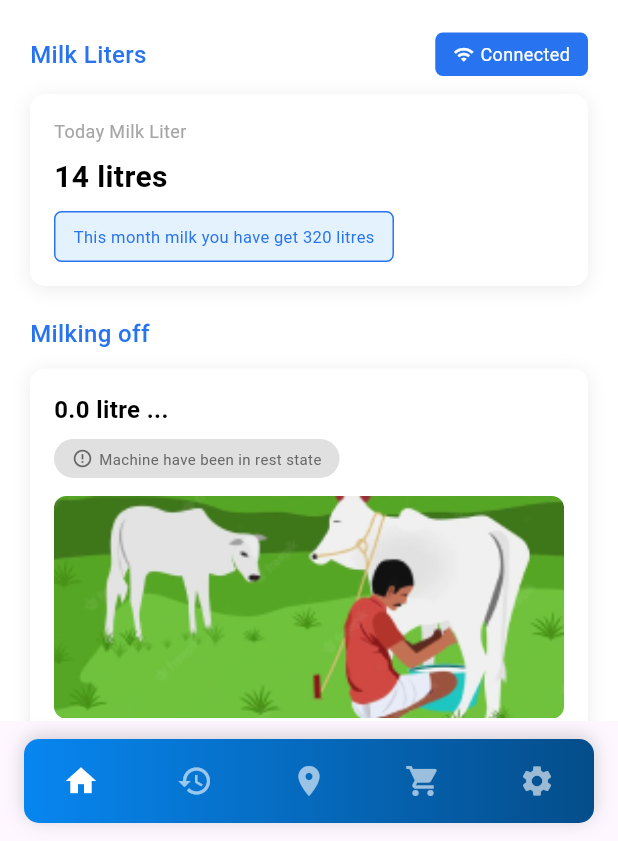
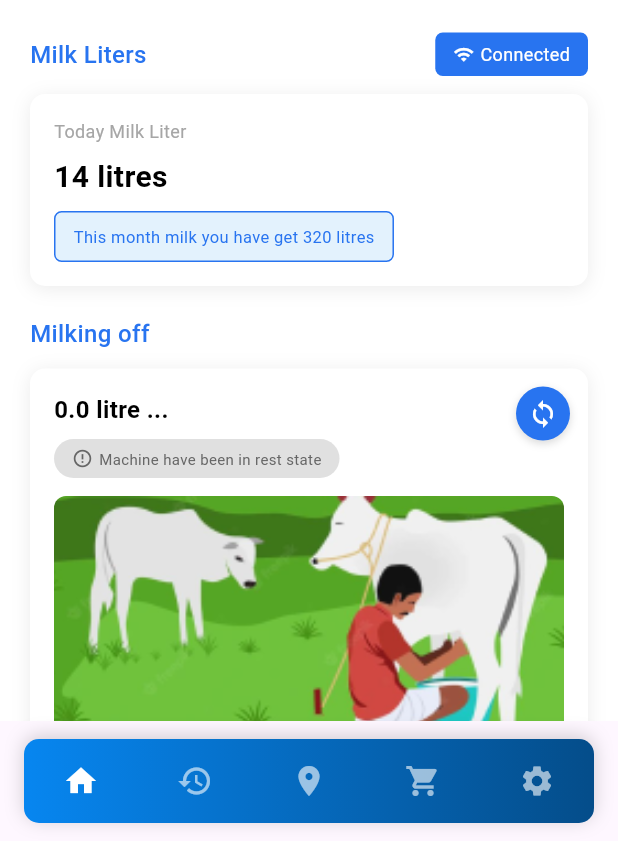
Before and after one commit to Raghul799/EaseMilker-App, a Flutter app: the screen it shows after launch, on a phone screen of 412 x 824 dp, the part 395-1236 px from its top. Run offline on Flutter 3.47's test engine with Material 3 defaults, Android fonts, the phone set to English and light mode, and no system bars; Roboto replaces fonts that are missing (Poppins).

Commit message:
Apply local changes

```diff
--- a/lib/History page/history_page.dart
+++ b/lib/History page/history_page.dart
@@ -113,7 +113,7 @@ class HistoryPage extends StatelessWidget {
     return const TopHeader(
       name: 'Dhanush Kumar S',
       idText: 'EM0214KI',
-      avatarAsset: 'lib/assets/Frame 298.png',
+      avatarAsset: 'assets/images/Frame 298.png',
     );
   }
 
--- a/lib/Home page/home_page.dart
+++ b/lib/Home page/home_page.dart
@@ -74,7 +74,7 @@ class _HomePageState extends State<HomePage> {
                       child: TopHeader(
                         name: 'Dhanush Kumar S',
                         idText: 'EM0214KI',
-                        avatarAsset: 'lib/assets/Frame 298.png',
+                        avatarAsset: 'assets/images/Frame 298.png',
                       ),
                     ),
                   ),
@@ -241,6 +241,9 @@ class _HomePageState extends State<HomePage> {
 
                             const SizedBox(height: 12),
 
+                            Stack(
+                              clipBehavior: Clip.none,
+                              children: [
                                 Container(
                                   width: double.infinity,
                                   padding: const EdgeInsets.all(16),
@@ -299,17 +302,22 @@ class _HomePageState extends State<HomePage> {
                                       ),
                                       const SizedBox(height: 12),
 
+                                      // image area (no refresh here) - fills the card width
                                       ClipRRect(
                                         borderRadius: BorderRadius.circular(8),
+                                        child: SizedBox(
+                                          width: double.infinity,
+                                          height: 160,
                                           child: Image.asset(
-                                      'lib/assets/Frame 721.png',
+                                            'assets/images/Frame 721.png',
                                             width: double.infinity,
-                                      height: size.height * 0.18 > 200 ? 200 : size.height * 0.18,
+                                            height: 160,
                                             fit: BoxFit.cover,
+                                            alignment: Alignment.center,
                                             errorBuilder: (context, error, stackTrace) {
                                               return Container(
                                                 width: double.infinity,
-                                          height: size.height * 0.18 > 200 ? 200 : size.height * 0.18,
+                                                height: 160,
                                                 color: const Color(0xFF4CAF50),
                                                 child: const Center(
                                                   child: Icon(
@@ -320,6 +328,7 @@ class _HomePageState extends State<HomePage> {
                                                 ),
                                               );
                                             },
+                                          ),
                                         ),
                                       ),
 
@@ -407,6 +416,39 @@ class _HomePageState extends State<HomePage> {
                                   ),
                                 ),
 
+                                // refresh icon placed on the top-right corner of the white card
+                                Positioned(
+                                  top: 12,
+                                  right: 12,
+                                  child: GestureDetector(
+                                    onTap: () {
+                                      // refresh action here
+                                    },
+                                    child: Container(
+                                      width: 36,
+                                      height: 36,
+                                      decoration: BoxDecoration(
+                                        color: const Color(0xFF2874F0),
+                                        shape: BoxShape.circle,
+                                        boxShadow: [
+                                          BoxShadow(
+                                            color: Color.fromRGBO(0, 0, 0, 0.15),
+                                            blurRadius: 4,
+                                            offset: const Offset(0, 2),
+                                          ),
+                                        ],
+                                      ),
+                                      child: const Icon(
+                                        Icons.sync,
+                                        size: 20,
+                                        color: Colors.white,
+                                      ),
+                                    ),
+                                  ),
+                                ),
+                              ],
+                            ),
+
                             SizedBox(height: 80 + MediaQuery.of(context).padding.bottom),
                           ],
                         ),
--- a/pubspec.yaml
+++ b/pubspec.yaml
@@ -19,5 +19,3 @@ flutter:
   uses-material-design: true
   assets:
     - assets/images/
-    - lib/assets/Frame 298.png
-    - lib/assets/Frame 721.png
```
Also changed, not shown: assets/images/Frame 298.png (renamed from lib/assets/Frame 298.png), assets/images/Frame 721.png (renamed from lib/assets/Frame 721.png), assets/images/README.txt (deleted). Lines whose indentation alone changed are shown as unchanged.
